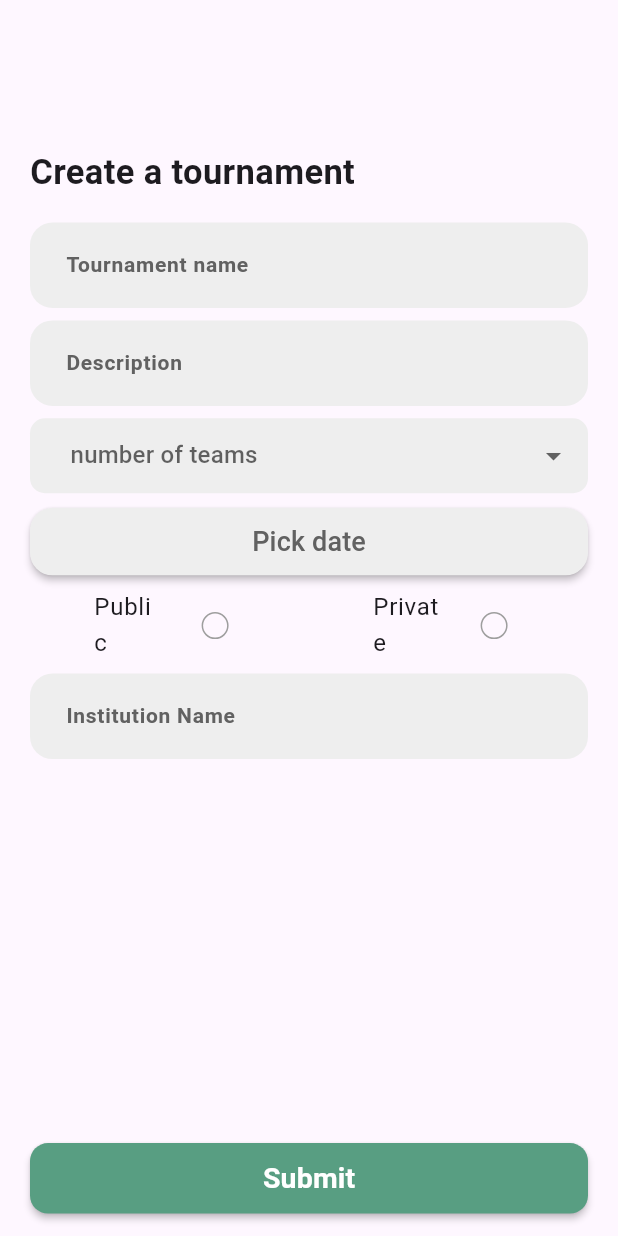
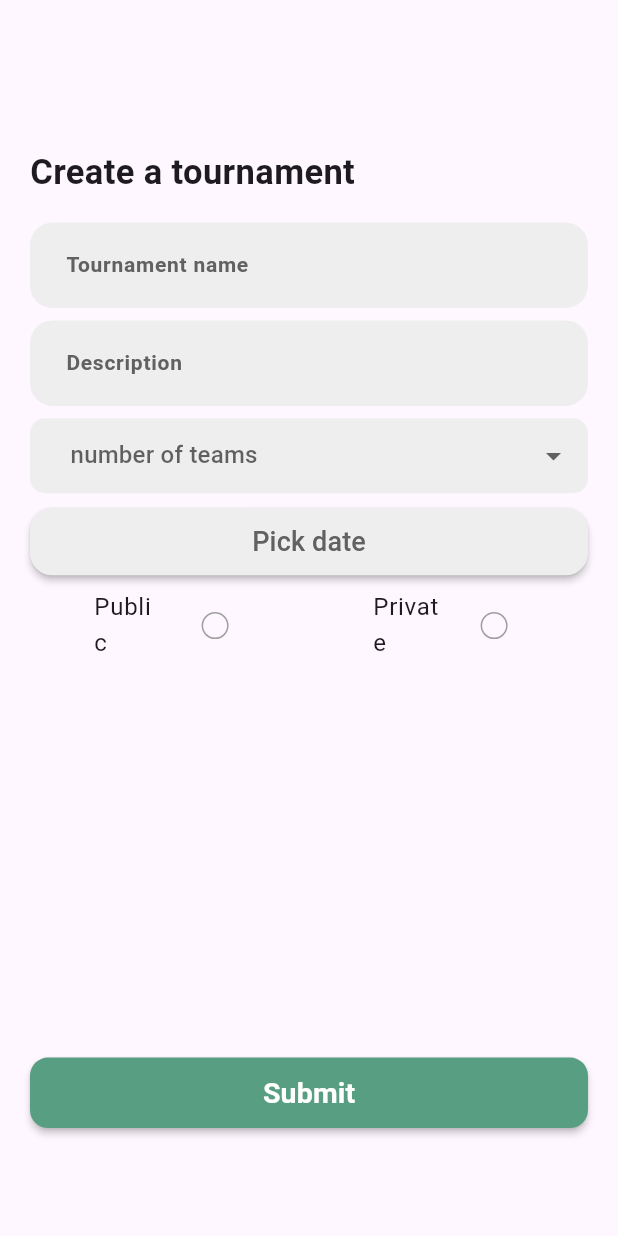
Before and after one commit to Dohaibrahim/book_and_play, a Flutter app: the AddTournamentView screen opened by its route, on a phone screen of 412 x 824 dp. Run offline on Flutter 3.47's test engine with Material 3 defaults, Android fonts, the phone set to English and light mode, and no system bars; drawn by our look-alikes of dropdown_button2; our stand-ins replace awesome_snackbar_content, country_picker, dartz, dio, easy_localization, flutter_bloc and 5 more; missing offline and left inert: flutter_date_pickers; accounts and stored records are empty; statements that could not run were skipped.

Commit message:
added public private check at adding a tournament

```diff
--- a/lib/features/owner/tournament/presentation/widget/add_tournament_view_body.dart
+++ b/lib/features/owner/tournament/presentation/widget/add_tournament_view_body.dart
@@ -143,12 +143,14 @@ class _AddTournamentViewBodyState extends State<AddTournamentViewBody> {
                   ),
                 ],
               ),
-              AppTextFormField(
-                hintText: 'owner_tournament.institution'.tr(),
-                onSaved: (data) {
-                  institutionName = data!;
-                },
-              ),
+              isPrivateSelected
+                  ? AppTextFormField(
+                      hintText: 'owner_tournament.institution'.tr(),
+                      onSaved: (data) {
+                        institutionName = data!;
+                      },
+                    )
+                  : SizedBox(),
               SizedBox(height: screenHeight * 0.01),
               AddFieldDropButton(
                 onChanged: (value) {
--- a/lib/features/user/tournaments/presentation/widgets/rounds_view_body.dart
+++ b/lib/features/user/tournaments/presentation/widgets/rounds_view_body.dart
@@ -1,7 +1,6 @@
 import 'package:book_and_play/core/routing/routes.dart';
 import 'package:book_and_play/core/theme/color_manager.dart';
 import 'package:book_and_play/core/theme/text_styles.dart';
-import 'package:book_and_play/core/widgets/app_button.dart';
 import 'package:book_and_play/features/owner/tournament/data/models/teams_matches_res.dart';
 import 'package:book_and_play/features/owner/tournament/presentation/manager/get_matches/get_matches_cubit.dart';
 import 'package:book_and_play/features/owner/tournament/presentation/manager/get_matches/get_matches_state.dart';
--- a/lib/features/user/tournaments/presentation/widgets/tournament_details_view_body.dart
+++ b/lib/features/user/tournaments/presentation/widgets/tournament_details_view_body.dart
@@ -239,7 +239,9 @@ class TournamentDetailsViewBody extends StatelessWidget {
                         ),
                       ),
                 SizedBox(height: 10),
-                TeamInfoButton(teams: state.tournament.teams),
+                state.tournament.status == 'upcoming'
+                    ? TeamInfoButton(teams: state.tournament.teams)
+                    : SizedBox(),
                 SizedBox(height: 30),
               ],
             );
```
